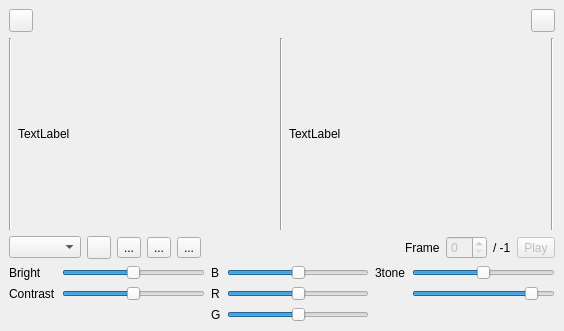
Old version of the form mainwin.ui in the repository samstyle/scrconv.
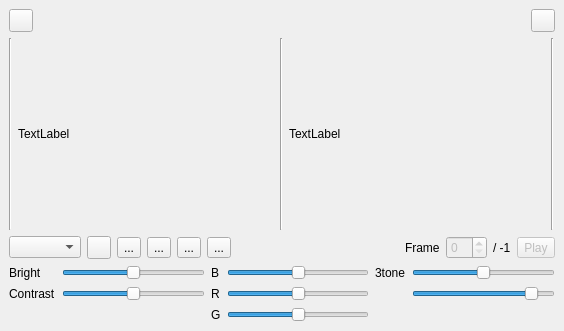
New version of the form. Icons and pictures are not drawn. Custom widgets are drawn as their Qt base class.

Patch:
```diff
--- a/mainwin.ui
+++ b/mainwin.ui
@@ -159,20 +159,6 @@
         </property>
        </widget>
       </item>
-      <item>
-       <widget class="QToolButton" name="tbSizeHW">
-        <property name="toolTip">
-         <string>Fit size</string>
-        </property>
-        <property name="text">
-         <string>...</string>
-        </property>
-        <property name="icon">
-         <iconset resource="resources.qrc">
-          <normaloff>:/fit.png</normaloff>:/fit.png</iconset>
-        </property>
-       </widget>
-      </item>
       <item>
        <widget class="QToolButton" name="tbSizeW">
         <property name="toolTip">
@@ -201,6 +187,31 @@
         </property>
        </widget>
       </item>
+      <item>
+       <widget class="QToolButton" name="tbSizeHW">
+        <property name="toolTip">
+         <string>Fit size</string>
+        </property>
+        <property name="text">
+         <string>...</string>
+        </property>
+        <property name="icon">
+         <iconset resource="resources.qrc">
+          <normaloff>:/fit.png</normaloff>:/fit.png</iconset>
+        </property>
+       </widget>
+      </item>
+      <item>
+       <widget class="QToolButton" name="tbSizeFit">
+        <property name="text">
+         <string>...</string>
+        </property>
+        <property name="icon">
+         <iconset resource="resources.qrc">
+          <normaloff>:/scale.png</normaloff>:/scale.png</iconset>
+        </property>
+       </widget>
+      </item>
       <item>
        <spacer name="horizontalSpacer">
         <property name="orientation">
```
